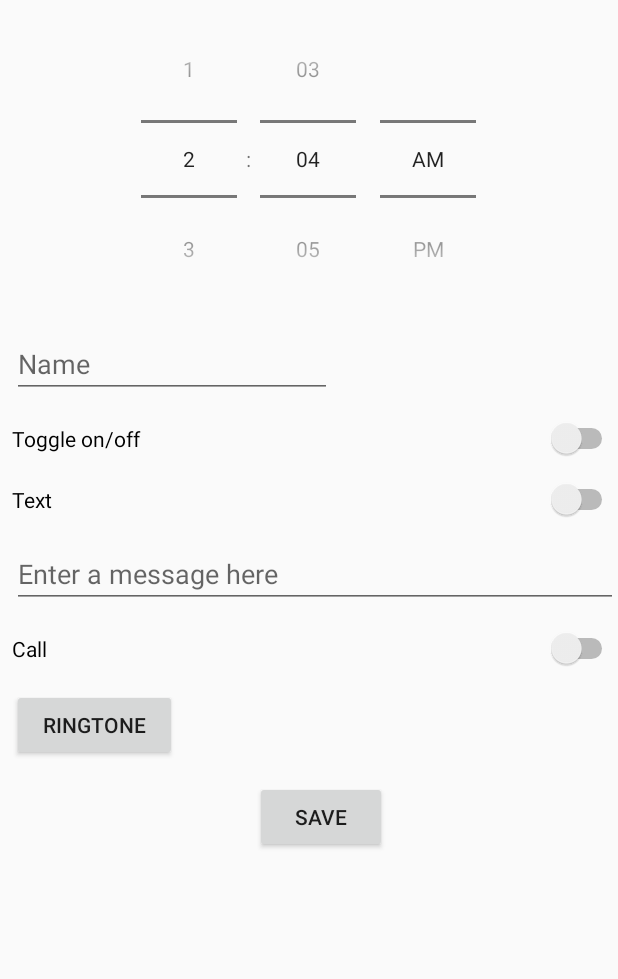
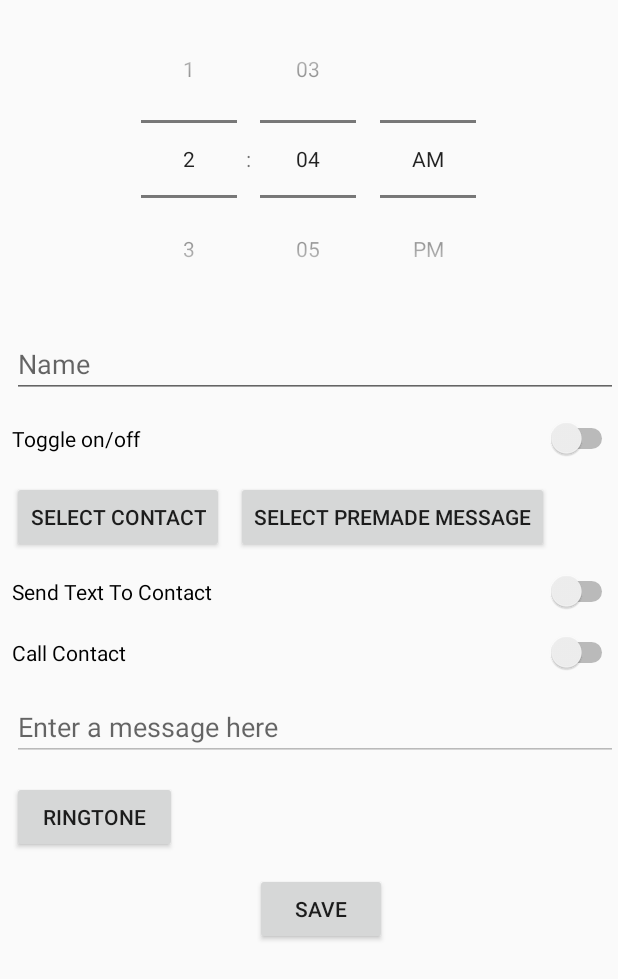
Before and after one commit to achidana/Alarm2, an Android app: the Add_alarm screen opened directly, with no data from a screen before it, on a phone screen of 412 x 824 dp. Shown: the top 979 px of the screen. Run offline under Robolectric (Android 15) with nearby library versions, the phone set to English and light mode, and no system bars.

Commit message:
Gui changes

```diff
--- a/app/src/main/java/com/alarm/kalpan/alarmapplication/AddLocationAlarm.java
+++ b/app/src/main/java/com/alarm/kalpan/alarmapplication/AddLocationAlarm.java
@@ -6,6 +6,7 @@ import android.media.RingtoneManager;
 import android.net.Uri;
 import android.support.v7.app.AppCompatActivity;
 import android.os.Bundle;
+import android.util.Log;
 import android.view.View;
 import android.widget.Button;
 import android.widget.EditText;
@@ -39,7 +40,7 @@ public class AddLocationAlarm extends AppCompatActivity {
         onOffSwitch = findViewById(R.id.onOffSwitch2);
         selectLocation = findViewById(R.id.selectLocationButton);
 
-        if(getIntent().getBooleanExtra("edit_flag", false))
+        if(getIntent().getBooleanExtra("edit_flag", true))
         {
             deleteButton.setVisibility(View.VISIBLE);
 
@@ -55,6 +56,9 @@ public class AddLocationAlarm extends AppCompatActivity {
         else
         {
             locationAlarm = new LocationAlarm();
+            //John
+            deleteButton.setVisibility(View.GONE);
+            //End John
             radiusText.setText("200");
         }
 
--- a/app/src/main/java/com/alarm/kalpan/alarmapplication/AudioArchive.java
+++ b/app/src/main/java/com/alarm/kalpan/alarmapplication/AudioArchive.java
@@ -172,5 +172,4 @@ public class AudioArchive extends Activity{
             audioFileLocation = data.getStringExtra("SavedLocation");
         }
     }
-
 }
--- a/app/src/main/java/com/alarm/kalpan/alarmapplication/GroupAlarm.java
+++ b/app/src/main/java/com/alarm/kalpan/alarmapplication/GroupAlarm.java
@@ -135,6 +135,9 @@ public class GroupAlarm extends Activity{
         //Goes to new Alarm from sprint 1
         Intent intent = new Intent(this, Add_alarm.class);
         intent.putExtra("GroupAlarm", "GroupAlarm");
+
+        intent.putExtra("edit_flag", true);
+
         intent.putExtra("defaultName", groupName);
         System.out.println("flag " + groupName);
         startActivityForResult(intent, REQUEST_GROUP_ALARM);
--- a/app/src/main/res/layout/activity_add_alarm.xml
+++ b/app/src/main/res/layout/activity_add_alarm.xml
@@ -25,7 +25,7 @@
 
         <EditText
             android:id="@+id/name"
-            android:layout_width="wrap_content"
+            android:layout_width="match_parent"
             android:layout_height="wrap_content"
             android:layout_marginTop="8dp"
             android:layout_marginLeft="8dp"
@@ -34,6 +34,7 @@
             android:hint="Name"
             android:inputType="text"
             />
+
 
         <Switch
             android:id="@+id/onOffSwitch"
@@ -45,6 +46,34 @@
             android:text="Toggle on/off"
             />
 
+        <LinearLayout
+            android:layout_width="wrap_content"
+            android:layout_height="wrap_content"
+            android:orientation="horizontal">
+        <Button
+            android:id="@+id/chooseContactButton"
+            android:layout_width="wrap_content"
+            android:layout_height="wrap_content"
+            android:layout_marginTop="8dp"
+            android:layout_marginLeft="8dp"
+            android:layout_marginBottom="5dp"
+            android:layout_gravity="center"
+            android:text="Select Contact"
+            />
+
+        <Button
+            android:id="@+id/choosePremadeButton"
+            android:layout_width="wrap_content"
+            android:layout_height="wrap_content"
+            android:layout_marginTop="8dp"
+            android:layout_marginLeft="8dp"
+            android:layout_marginBottom="5dp"
+            android:layout_gravity="center"
+            android:text="Select Premade Message"
+            />
+        </LinearLayout>
+
+
         <Switch
             android:id="@+id/text_switch"
             android:layout_width="match_parent"
@@ -52,9 +81,18 @@
             android:layout_marginTop="8dp"
             android:layout_marginLeft="8dp"
             android:layout_marginBottom="5dp"
-            android:text="Text"
+            android:text="Send Text To Contact"
             />
 
+        <Switch
+            android:id="@+id/Call_switch"
+            android:layout_width="match_parent"
+            android:layout_height="27dp"
+            android:layout_marginTop="8dp"
+            android:layout_marginLeft="8dp"
+            android:layout_marginBottom="5dp"
+            android:text="Call Contact"
+            />
 
         <EditText
             android:id="@+id/textMessageBox"
@@ -66,16 +104,6 @@
             android:layout_marginBottom="5dp"
             android:hint="Enter a message here"
             android:inputType="textPersonName"
-            />
-
-        <Switch
-            android:id="@+id/Call_switch"
-            android:layout_width="match_parent"
-            android:layout_height="27dp"
-            android:layout_marginTop="8dp"
-            android:layout_marginLeft="8dp"
-            android:layout_marginBottom="5dp"
-            android:text="Call"
             />
 
         <Button
--- a/app/src/main/res/layout/activity_home_screen.xml
+++ b/app/src/main/res/layout/activity_home_screen.xml
@@ -30,6 +30,7 @@
         app:layout_constraintBottom_toTopOf="@id/addButton"
         app:layout_constraintHeight_default="spread"
         android:choiceMode="singleChoice"
+        android:listSelector="@color/colorPrimaryDark"
         android:drawSelectorOnTop="false"
         />
 
--- a/app/src/main/res/values/strings.xml
+++ b/app/src/main/res/values/strings.xml
@@ -51,6 +51,9 @@
     <string name="list_header">Group Alarms</string>
     <string name="add_group_btn">Add Group Alarm</string>
 
+    <!-- String for position for selection -->
+    <string name="position">-1</string>
+
 
     <string name="title_activity_home_screen">HomeScreen</string>
 
```
Also changed, not shown: app/src/main/java/com/alarm/kalpan/alarmapplication/Add_alarm.java (+72 -9 lines), app/src/main/java/com/alarm/kalpan/alarmapplication/CustomAdapter.java (+18 -3 lines), app/src/main/java/com/alarm/kalpan/alarmapplication/HomeScreen.java (+16 -5 lines), app/src/main/res/drawable/my_select.xml (added, +8 -0 lines), app/src/main/res/layout/activity_add_location_alarm.xml (+11 -5 lines), app/src/main/res/menu/menu_home_screen.xml (+7 -6 lines), 4 other files.
